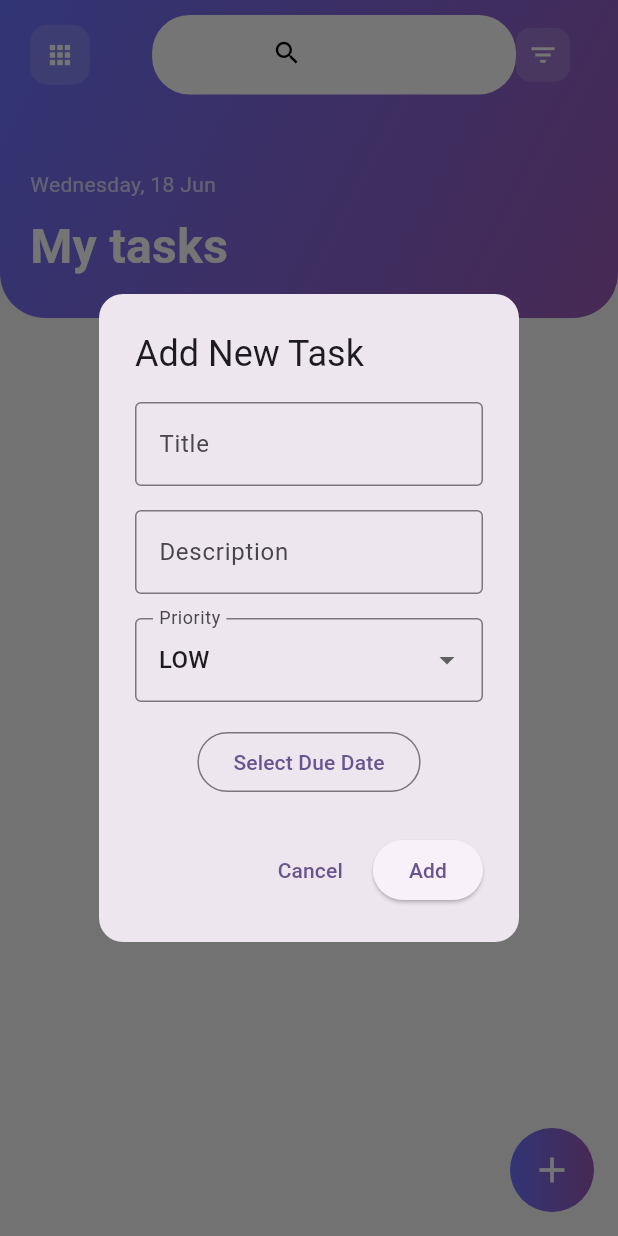
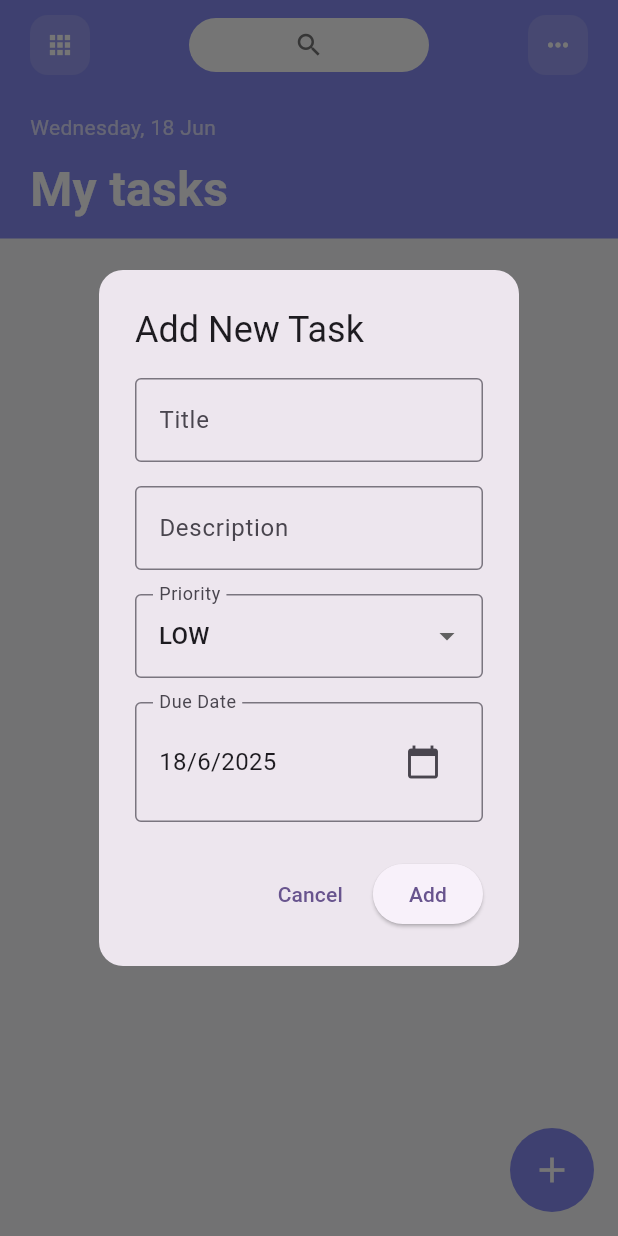
Before and after one commit to GhadeBhavesh/task_management, a Flutter app: the HomeScreen screen opened directly, after a tap on the "add" icon, on a phone screen of 412 x 824 dp. Run offline on Flutter 3.47's test engine with Material 3 defaults, Android fonts, the phone set to English and light mode, and no system bars; our stand-ins replace cloud_firestore, firebase_auth, firebase_core, flutter_riverpod, shared_preferences; accounts and stored records are empty.

Commit message:
add_note_update

```diff
--- a/lib/pages/home/home_screen.dart
+++ b/lib/pages/home/home_screen.dart
@@ -2,7 +2,6 @@ import 'package:flutter/material.dart';
 import 'package:flutter_riverpod/flutter_riverpod.dart';
 import '../../application/task/task_provider.dart';
 import '../../domain/model/task.dart';
-import '../../application/auth/auth_provider.dart';
 
 class HomeScreen extends ConsumerWidget {
   const HomeScreen({super.key});
@@ -18,23 +17,15 @@ class HomeScreen extends ConsumerWidget {
           // Custom Header with Purple Gradient
           Container(
             decoration: const BoxDecoration(
-              gradient: LinearGradient(
-                begin: Alignment.topLeft,
-                end: Alignment.bottomRight,
-                colors: [Color(0xFF6B73FF), Color(0xFF9B59B6)],
-              ),
-              borderRadius: BorderRadius.only(
-                bottomLeft: Radius.circular(30),
-                bottomRight: Radius.circular(30),
-              ),
+              color: Color.fromARGB(255, 136, 140, 244),
             ),
             child: SafeArea(
               child: Padding(
-                padding: const EdgeInsets.fromLTRB(20, 10, 20, 25),
+                padding: const EdgeInsets.fromLTRB(20, 10, 20, 10),
                 child: Column(
                   crossAxisAlignment: CrossAxisAlignment.start,
                   children: [
-                    // Top Row with Menu and Actions
+                    // Top Row with Menu and More Options
                     Row(
                       mainAxisAlignment: MainAxisAlignment.spaceBetween,
                       children: [
@@ -50,76 +41,38 @@ class HomeScreen extends ConsumerWidget {
                             size: 20,
                           ),
                         ),
-                        Row(
-                          mainAxisAlignment: MainAxisAlignment.spaceBetween,
-                          children: [
+                        // Search Bar
                         Container(
                           padding: const EdgeInsets.symmetric(
-                                horizontal: 80,
-                                vertical: 15,
+                            horizontal: 70,
+                            vertical: 8,
                           ),
                           decoration: BoxDecoration(
                             color: Colors.white,
                             borderRadius: BorderRadius.circular(25),
                           ),
-                              child: const Row(
-                                mainAxisAlignment: MainAxisAlignment.start,
-                                crossAxisAlignment: CrossAxisAlignment.start,
-                                children: [
-                                  Icon(
+                          child: Icon(
                             Icons.search,
-                                    color: Colors.black,
+                            color: Colors.grey.shade600,
                             size: 20,
-                                  ),
-                                  SizedBox(width: 12),
-                                  Text(
-                                    'Search',
-                                    style: TextStyle(
-                                      color: Colors.white70,
-                                      fontSize: 16,
-                                    ),
-                                  ),
-                                ],
                           ),
                         ),
                         Container(
-                              padding: const EdgeInsets.all(8),
+                          padding: const EdgeInsets.all(10),
                           decoration: BoxDecoration(
                             color: Colors.white.withOpacity(0.15),
-                                borderRadius: BorderRadius.circular(10),
+                            borderRadius: BorderRadius.circular(12),
                           ),
                           child: const Icon(
-                                Icons.filter_list,
+                            Icons.more_horiz,
                             color: Colors.white,
                             size: 20,
                           ),
-                            ),
-                            const SizedBox(width: 12),
-                            // GestureDetector(
-                            //   onTap:
-                            //       () =>
-                            //           ref.read(authProvider.notifier).signOut(),
-                            //   child: Container(
-                            //     padding: const EdgeInsets.all(8),
-                            //     decoration: BoxDecoration(
-                            //       color: Colors.white.withOpacity(0.15),
-                            //       borderRadius: BorderRadius.circular(10),
-                            //     ),
-                            //     child: const Icon(
-                            //       Icons.more_horiz,
-                            //       color: Colors.white,
-                            //       size: 20,
-                            //     ),
-                            //   ),
-                            // ),
-                          ],
                         ),
                       ],
                     ),
                     const SizedBox(height: 25),
 
-                    // Search Bar
-                    const SizedBox(height: 25),
                     // Date and Title
                     Text(
                       _getCurrentDateString(),
@@ -162,9 +115,7 @@ class HomeScreen extends ConsumerWidget {
       ),
       floatingActionButton: Container(
         decoration: const BoxDecoration(
-          gradient: LinearGradient(
-            colors: [Color(0xFF6B73FF), Color(0xFF9B59B6)],
-          ),
+          color: Color.fromARGB(255, 136, 140, 244),
           shape: BoxShape.circle,
         ),
         child: FloatingActionButton(
@@ -273,16 +224,13 @@ class HomeScreen extends ConsumerWidget {
       background: Container(
         margin: const EdgeInsets.only(bottom: 12),
         padding: const EdgeInsets.symmetric(horizontal: 20),
-        decoration: BoxDecoration(
-          // color: Colors.red.shade400,
-          borderRadius: BorderRadius.circular(20),
-        ),
+        decoration: BoxDecoration(borderRadius: BorderRadius.circular(20)),
         alignment: Alignment.centerRight,
         child: Container(
-          width: 30,
-          height: 30,
+          width: 40,
+          height: 40,
           decoration: BoxDecoration(
-            color: Colors.redAccent,
+            color: Colors.red,
             borderRadius: BorderRadius.circular(15),
           ),
           child: const Icon(
@@ -334,6 +282,8 @@ class HomeScreen extends ConsumerWidget {
           ),
         );
       },
+      child: GestureDetector(
+        onTap: () => _showAddTaskDialog(context, ref, task),
         child: Container(
           margin: const EdgeInsets.only(bottom: 12),
           padding: const EdgeInsets.all(18),
@@ -375,7 +325,11 @@ class HomeScreen extends ConsumerWidget {
                   ),
                   child:
                       task.isCompleted
-                        ? const Icon(Icons.check, size: 14, color: Colors.white)
+                          ? const Icon(
+                            Icons.check,
+                            size: 14,
+                            color: Colors.white,
+                          )
                           : null,
                 ),
               ),
@@ -395,7 +349,9 @@ class HomeScreen extends ConsumerWidget {
                                 ? Colors.grey.shade400
                                 : const Color(0xFF2D3748),
                         decoration:
-                          task.isCompleted ? TextDecoration.lineThrough : null,
+                            task.isCompleted
+                                ? TextDecoration.lineThrough
+                                : null,
                       ),
                     ),
                     if (task.description.isNotEmpty) ...[
@@ -421,6 +377,7 @@ class HomeScreen extends ConsumerWidget {
               // Priority Badges
               Row(children: _buildPriorityTags(task.priority)),
             ],
+          ),
         ),
       ),
     );
@@ -474,11 +431,22 @@ class HomeScreen extends ConsumerWidget {
     }
   }
 
-  Future<void> _showAddTaskDialog(BuildContext context, WidgetRef ref) async {
-    final titleController = TextEditingController();
-    final descriptionController = TextEditingController();
-    TaskPriority selectedPriority = TaskPriority.low;
-    DateTime selectedDate = DateTime.now();
+  Future<void> _showAddTaskDialog(
+    BuildContext context,
+    WidgetRef ref, [
+    Task? existingTask,
+  ]) async {
+    final titleController = TextEditingController(
+      text: existingTask?.title ?? '',
+    );
+    final descriptionController = TextEditingController(
+      text: existingTask?.description ?? '',
+    );
+    TaskPriority selectedPriority = existingTask?.priority ?? TaskPriority.low;
+    DateTime selectedDate = existingTask?.dueDate ?? DateTime.now();
+
+    // Create a state notifier for the selected date
+    ValueNotifier<DateTime> dateNotifier = ValueNotifier(selectedDate);
 
     showDialog(
       context: context,
@@ -487,7 +455,7 @@ class HomeScreen extends ConsumerWidget {
             shape: RoundedRectangleBorder(
               borderRadius: BorderRadius.circular(16),
             ),
-            title: const Text('Add New Task'),
+            title: Text(existingTask != null ? 'Edit Task' : 'Add New Task'),
             content: Column(
               mainAxisSize: MainAxisSize.min,
               children: [
@@ -531,19 +499,42 @@ class HomeScreen extends ConsumerWidget {
                   },
                 ),
                 const SizedBox(height: 16),
-                OutlinedButton(
+                ValueListenableBuilder<DateTime>(
+                  valueListenable: dateNotifier,
+                  builder: (context, date, child) {
+                    return InputDecorator(
+                      decoration: const InputDecoration(
+                        labelText: 'Due Date',
+                        border: OutlineInputBorder(),
+                      ),
+                      child: Row(
+                        mainAxisAlignment: MainAxisAlignment.spaceBetween,
+                        children: [
+                          Text(
+                            '${date.day}/${date.month}/${date.year}',
+                            style: const TextStyle(fontSize: 16),
+                          ),
+                          IconButton(
+                            icon: const Icon(Icons.calendar_today),
                             onPressed: () async {
-                    final date = await showDatePicker(
+                              final newDate = await showDatePicker(
                                 context: context,
-                      initialDate: selectedDate,
+                                initialDate: date,
                                 firstDate: DateTime.now(),
-                      lastDate: DateTime.now().add(const Duration(days: 365)),
+                                lastDate: DateTime.now().add(
+                                  const Duration(days: 365),
+                                ),
                               );
-                    if (date != null) {
-                      selectedDate = date;
+                              if (newDate != null) {
+                                dateNotifier.value = newDate;
+                                selectedDate = newDate;
                               }
                             },
-                  child: const Text('Select Due Date'),
+                          ),
+                        ],
+                      ),
+                    );
+                  },
                 ),
               ],
             ),
@@ -555,6 +546,20 @@ class HomeScreen extends ConsumerWidget {
               ElevatedButton(
                 onPressed: () {
                   if (titleController.text.isNotEmpty) {
+                    if (existingTask != null) {
+                      // Update existing task
+                      final updatedTask = Task(
+                        id: existingTask.id,
+                        title: titleController.text,
+                        description: descriptionController.text,
+                        dueDate: selectedDate,
+                        priority: selectedPriority,
+                        isCompleted: existingTask.isCompleted,
+                        userId: existingTask.userId,
+                      );
+                      ref.read(taskProvider.notifier).updateTask(updatedTask);
+                    } else {
+                      // Add new task
                       ref
                           .read(taskProvider.notifier)
                           .addTask(
@@ -563,10 +568,11 @@ class HomeScreen extends ConsumerWidget {
                             selectedDate,
                             selectedPriority,
                           );
+                    }
                     Navigator.pop(context);
                   }
                 },
-                child: const Text('Add'),
+                child: Text(existingTask != null ? 'Update' : 'Add'),
               ),
             ],
           ),
```
Lines whose indentation alone changed are shown as unchanged.
